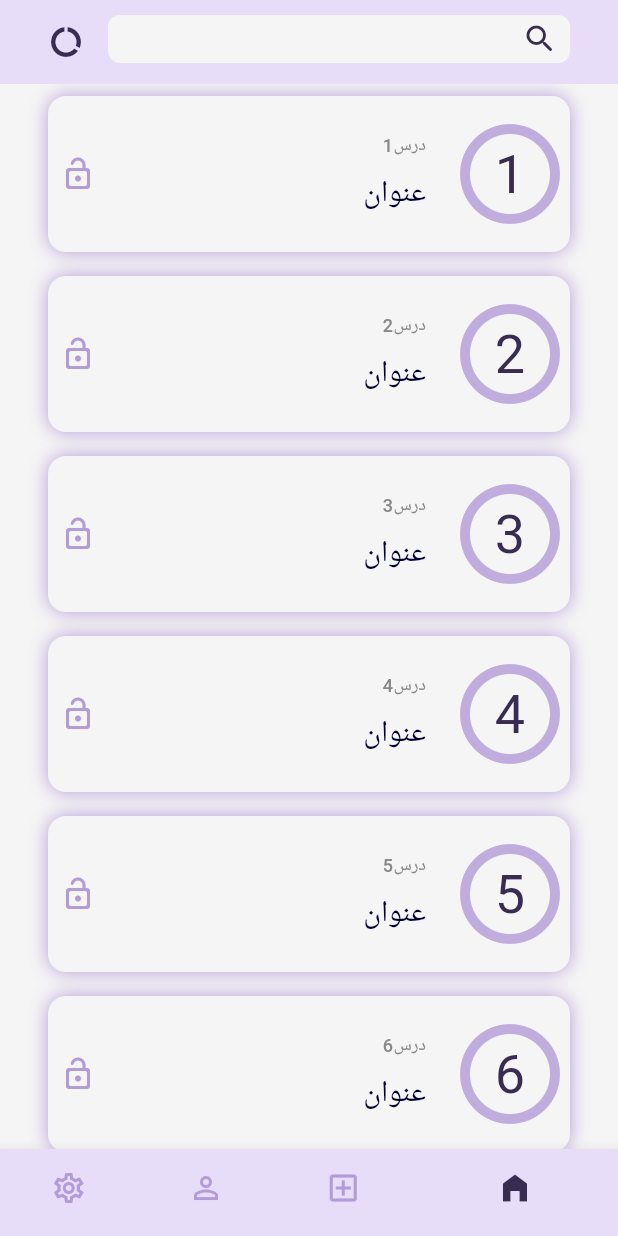
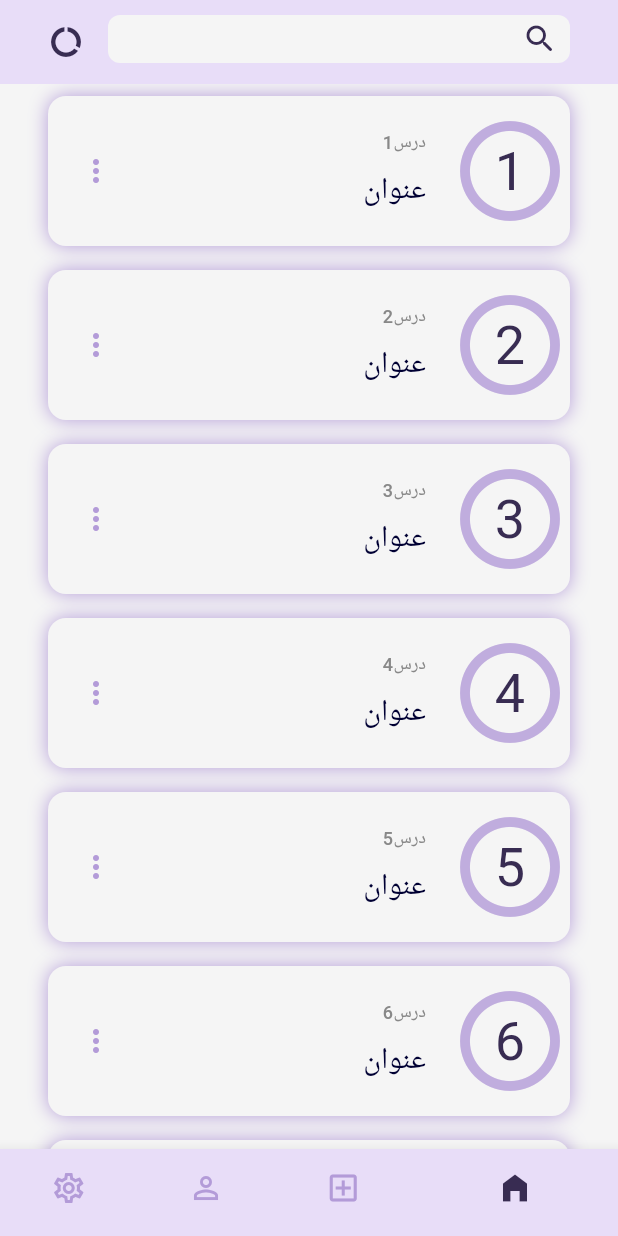
Before and after one commit to AmirShamsi02/englishMetaphors, a Flutter app: the screen it shows after launch, on a phone screen of 412 x 824 dp. Run offline on Flutter 3.47's test engine with Material 2 defaults, Android fonts, the phone set to English and light mode, and no system bars; our stand-ins replace blurrycontainer; generated files the repository leaves out were written again; Roboto replaces fonts that are missing (Montserrat).

Commit message:
tappedLesson

```diff
--- a/lib/home.dart
+++ b/lib/home.dart
@@ -2,8 +2,17 @@ import 'package:flutter/cupertino.dart';
 import 'package:flutter/material.dart';
 import 'package:flutter_gen/gen_l10n/app_localizations.dart';
 
-class HomePage extends StatelessWidget {
+class HomePage extends StatefulWidget {
   const HomePage({super.key});
+
+  @override
+  State<HomePage> createState() => _HomePageState();
+}
+
+class _HomePageState extends State<HomePage> {
+  int clickedLesson= 0;
+  bool liked= false;
+  bool swchtap= true;
 
   @override
   Widget build(BuildContext context) {
@@ -83,13 +92,40 @@ class HomePage extends StatelessWidget {
           child: Padding(
             padding: const EdgeInsets.fromLTRB(16, 0, 16, 0),
             child: ListView.builder(
+              physics: BouncingScrollPhysics(),
                 itemCount: 30,
-                itemExtent: 120,
                 scrollDirection: Axis.vertical,
                 itemBuilder: (context, index) {
                   index = index + 1;
-                  return _listItems(
-                    index: index,
+                  return Column(
+                    children: [
+                      _listItems(
+                        index: index, tapLesson: (int tapindex) {
+                           setState(() {
+                            clickedLesson==tapindex?swchtap=!swchtap:
+                            swchtap=true;
+                          clickedLesson=tapindex;
+                        }); },
+                      ),
+                      clickedLesson==index && swchtap?
+                      Container(
+                        margin: EdgeInsets.fromLTRB(16, 0, 16, 8),
+                        decoration: BoxDecoration(color: themeData.colorScheme.surface,
+                        borderRadius: BorderRadius.circular(12)),
+                        child: Row(
+                          mainAxisAlignment: MainAxisAlignment.spaceEvenly,
+                          children: [
+                            IconButton(onPressed: (){
+                              setState(() {
+                                liked=!liked;
+                              });
+                            }, icon: liked?Icon(Icons.favorite):Icon(Icons.favorite_outline,),color: themeData.colorScheme.onPrimary,),
+                            IconButton(onPressed: (){}, icon: Icon(Icons.equalizer,color: themeData.colorScheme.onPrimary)),
+                            IconButton(onPressed: (){}, icon: Icon(Icons.delete_outline),color: themeData.colorScheme.onPrimary),
+                          ],
+                        ),
+                      ):SizedBox()
+                    ],
                   );
                 }),
           ),
@@ -112,6 +148,7 @@ class bottomnavigationBar extends StatelessWidget {
   @override
   Widget build(BuildContext context) {
     return BottomNavigationBar(
+      enableFeedback: false,
       currentIndex: selected,
       showSelectedLabels: false,
       unselectedIconTheme: const IconThemeData(size: 24),
@@ -157,14 +194,20 @@ class bottomnavigationBar extends StatelessWidget {
 
 typedef indexCallback = void Function(int index);
 
-class _listItems extends StatelessWidget {
-  const _listItems({Key? key, required this.index}) : super(key: key);
+class _listItems extends StatefulWidget {
+  final Function(int) tapLesson;
+  const _listItems({Key? key, required this.index, required this.tapLesson}) : super(key: key);
   final int index;
 
   @override
+  State<_listItems> createState() => _listItemsState();
+}
+
+class _listItemsState extends State<_listItems> {
+  @override
   Widget build(BuildContext context) {
     return Container(
-      margin: const EdgeInsets.fromLTRB(16, 8, 16, 8),
+      margin: EdgeInsets.fromLTRB(16, 8,16, 8),
       height: 100,
       decoration: BoxDecoration(
           borderRadius: BorderRadius.circular(12),
@@ -181,7 +224,7 @@ class _listItems extends StatelessWidget {
             color: Theme.of(context).colorScheme.primary.withOpacity(0.8),
           ),
           Text(
-            '$index',
+            '${widget.index}',
             style: TextStyle(
                 fontSize: 36, color: Theme.of(context).colorScheme.onPrimary),
           )
@@ -194,7 +237,7 @@ class _listItems extends StatelessWidget {
             mainAxisAlignment: MainAxisAlignment.center,
             crossAxisAlignment: CrossAxisAlignment.start,
             children: [
-              Text(AppLocalizations.of(context)!.lessonNum + '$index',
+              Text(AppLocalizations.of(context)!.lessonNum + '${widget.index}',
                   style: Theme.of(context).textTheme.labelMedium),
               const SizedBox(
                 height: 8,
@@ -204,14 +247,18 @@ class _listItems extends StatelessWidget {
             ],
           ),
         ),
-        Icon(
-          Icons.lock_open_rounded,
-          size: 24,
-          color: Theme.of(context).colorScheme.primary,
+        IconButton(onPressed: (){
+          widget.tapLesson(widget.index);
+        },
+          icon: Icon(
+            Icons.more_vert,
+            size: 24,
+            color: Theme.of(context).colorScheme.primary,
+          ),
         ),
         const SizedBox(
           width: 8,
-        )
+        ),
       ]),
     );
   }
--- a/lib/leitner.dart
+++ b/lib/leitner.dart
@@ -57,7 +57,7 @@ class Leitner extends StatelessWidget {
                           ]),
                         ),
                       ),
-                      SizedBox(
+                      const SizedBox(
                         height: 16,
                       ),
                       Container(
```
Also changed, not shown: lib/settings.dart (+6 -3 lines).
